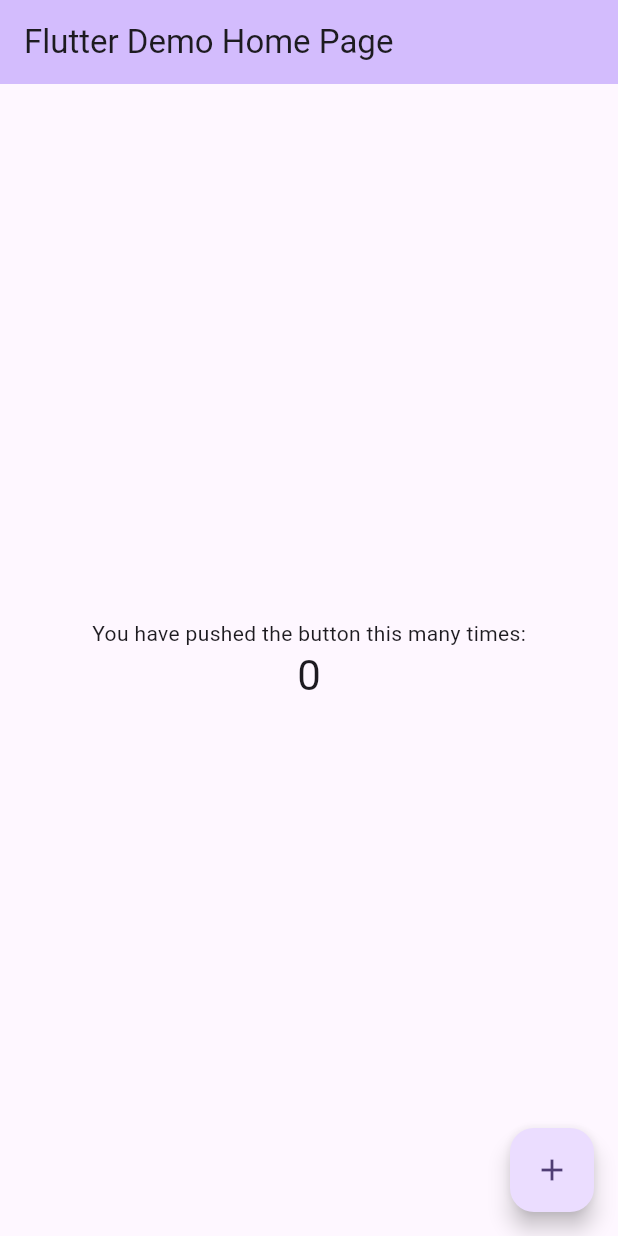
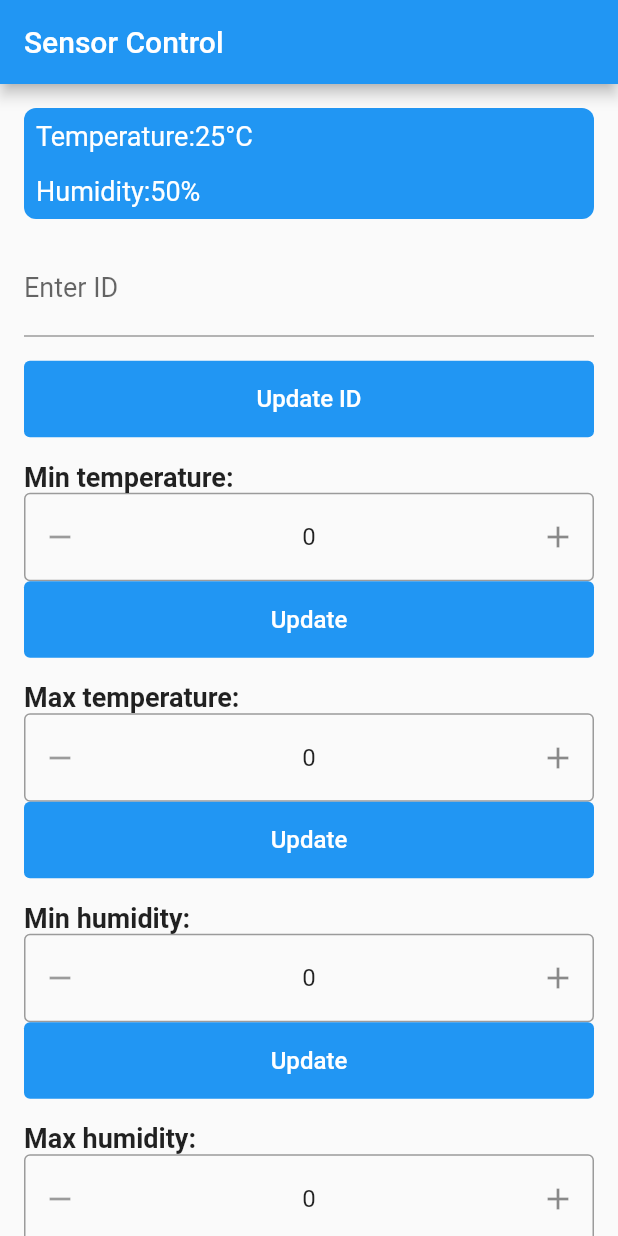
Before and after one commit to AndreeaMusca/IOCProject, a Flutter app: the screen it shows after launch, on a phone screen of 412 x 824 dp. Run offline on Flutter 3.47's test engine with Material 2 defaults, Android fonts, the light colour scheme and no system bars; drawn by our look-alikes of flutter_spinbox.

Commit message:
First version of UI

```diff
--- a/FlutterApp/lib/main.dart
+++ b/FlutterApp/lib/main.dart
@@ -1,125 +1,229 @@
 import 'package:flutter/material.dart';
+import 'package:flutter_spinbox/flutter_spinbox.dart';
+import 'package:http/http.dart' as http;
+
 
 void main() {
   runApp(const MyApp());
 }
 
 class MyApp extends StatelessWidget {
-  const MyApp({super.key});
+  const MyApp({Key? key}) : super(key: key);
 
-  // This widget is the root of your application.
   @override
   Widget build(BuildContext context) {
     return MaterialApp(
-      title: 'Flutter Demo',
+      title: 'Sensor Control App',
       theme: ThemeData(
-        // This is the theme of your application.
-        //
-        // TRY THIS: Try running your application with "flutter run". You'll see
-        // the application has a blue toolbar. Then, without quitting the app,
-        // try changing the seedColor in the colorScheme below to Colors.green
-        // and then invoke "hot reload" (save your changes or press the "hot
-        // reload" button in a Flutter-supported IDE, or press "r" if you used
-        // the command line to start the app).
-        //
-        // Notice that the counter didn't reset back to zero; the application
-        // state is not lost during the reload. To reset the state, use hot
-        // restart instead.
-        //
-        // This works for code too, not just values: Most code changes can be
-        // tested with just a hot reload.
-        colorScheme: ColorScheme.fromSeed(seedColor: Colors.deepPurple),
-        useMaterial3: true,
+        primarySwatch: Colors.blue,
       ),
-      home: const MyHomePage(title: 'Flutter Demo Home Page'),
+      home: const MyHomePage(),
     );
   }
 }
 
 class MyHomePage extends StatefulWidget {
-  const MyHomePage({super.key, required this.title});
-
-  // This widget is the home page of your application. It is stateful, meaning
-  // that it has a State object (defined below) that contains fields that affect
-  // how it looks.
-
-  // This class is the configuration for the state. It holds the values (in this
-  // case the title) provided by the parent (in this case the App widget) and
-  // used by the build method of the State. Fields in a Widget subclass are
-  // always marked "final".
-
-  final String title;
+  const MyHomePage({Key? key}) : super(key: key);
 
   @override
-  State<MyHomePage> createState() => _MyHomePageState();
+  _MyHomePageState createState() => _MyHomePageState();
 }
 
 class _MyHomePageState extends State<MyHomePage> {
-  int _counter = 0;
-
-  void _incrementCounter() {
-    setState(() {
-      // This call to setState tells the Flutter framework that something has
-      // changed in this State, which causes it to rerun the build method below
-      // so that the display can reflect the updated values. If we changed
-      // _counter without calling setState(), then the build method would not be
-      // called again, and so nothing would appear to happen.
-      _counter++;
-    });
-  }
+  String selectedBuzzerOption = 'Option 1';
+  String selectedMotorOption = 'Option A';
+  ValueNotifier<double> spinBox1Value = ValueNotifier(0);
+  ValueNotifier<double> spinBox2Value = ValueNotifier(0);
+  ValueNotifier<double> spinBox3Value = ValueNotifier(0);
+  ValueNotifier<double> spinBox4Value = ValueNotifier(0);
+  TextEditingController idController = TextEditingController();
 
   @override
   Widget build(BuildContext context) {
-    // This method is rerun every time setState is called, for instance as done
-    // by the _incrementCounter method above.
-    //
-    // The Flutter framework has been optimized to make rerunning build methods
-    // fast, so that you can just rebuild anything that needs updating rather
-    // than having to individually change instances of widgets.
     return Scaffold(
       appBar: AppBar(
-        // TRY THIS: Try changing the color here to a specific color (to
-        // Colors.amber, perhaps?) and trigger a hot reload to see the AppBar
-        // change color while the other colors stay the same.
-        backgroundColor: Theme.of(context).colorScheme.inversePrimary,
-        // Here we take the value from the MyHomePage object that was created by
-        // the App.build method, and use it to set our appbar title.
-        title: Text(widget.title),
+        title: const Text('Sensor Control'),
       ),
-      body: Center(
-        // Center is a layout widget. It takes a single child and positions it
-        // in the middle of the parent.
-        child: Column(
-          // Column is also a layout widget. It takes a list of children and
-          // arranges them vertically. By default, it sizes itself to fit its
-          // children horizontally, and tries to be as tall as its parent.
-          //
-          // Column has various properties to control how it sizes itself and
-          // how it positions its children. Here we use mainAxisAlignment to
-          // center the children vertically; the main axis here is the vertical
-          // axis because Columns are vertical (the cross axis would be
-          // horizontal).
-          //
-          // TRY THIS: Invoke "debug painting" (choose the "Toggle Debug Paint"
-          // action in the IDE, or press "p" in the console), to see the
-          // wireframe for each widget.
-          mainAxisAlignment: MainAxisAlignment.center,
-          children: <Widget>[
-            const Text(
-              'You have pushed the button this many times:',
-            ),
-            Text(
-              '$_counter',
-              style: Theme.of(context).textTheme.headlineMedium,
-            ),
-          ],
+      body: SingleChildScrollView(
+        child: Padding(
+          padding: const EdgeInsets.all(16.0),
+          child: Column(
+            crossAxisAlignment: CrossAxisAlignment.start,
+            children: [
+              Container(
+                padding: const EdgeInsets.all(8.0),
+                decoration: BoxDecoration(
+                  color: Colors.blue,
+                  borderRadius: BorderRadius.circular(8.0),
+                ),
+                child: const Column(
+                  crossAxisAlignment: CrossAxisAlignment.start,
+                  children: [
+                    Row(
+                      children: [
+                        Text(
+                          'Temperature:',
+                          style: TextStyle(fontSize: 18, color: Colors.white),
+                        ),
+                        Text(
+                          '25°C',
+                          style: TextStyle(fontSize: 18, color: Colors.white),
+                        ),
+                      ],
+                    ),
+                    SizedBox(height: 16),
+                    Row(
+                      children: [
+                        Text(
+                          'Humidity:',
+                          style: TextStyle(fontSize: 18, color: Colors.white),
+                        ),
+                        Text(
+                          '50%',
+                          style: TextStyle(fontSize: 18, color: Colors.white),
+                        ),
+                      ],
+                    ),
+                  ],
+                ),
+              ),
+              const SizedBox(height: 16),
+
+              TextField(
+                controller: idController,
+                style: const TextStyle(fontSize: 18),
+                decoration: const InputDecoration(
+                  labelText: 'Enter ID',
+                  labelStyle: TextStyle(fontSize: 18),
+                ),
+              ),
+              const SizedBox(height: 16),
+
+              SizedBox(
+                width: double.infinity,
+                child: TextButton(
+                  onPressed: () {
+                    print('Update ID pressed');
+                  },
+                  style: TextButton.styleFrom(
+                    backgroundColor: Colors.blue,
+                    primary: Colors.white,
+                    padding: const EdgeInsets.symmetric(vertical: 16.0),
+                  ),
+                  child: const Text(
+                    'Update ID',
+                    style: TextStyle(fontSize: 16),
+                  ),
+                ),
+              ),
+              const SizedBox(height: 16),
+
+              buildSpinBoxWithButton(spinBox1Value, 'Min temperature', spinBox2Value.value, spinBox2Value),
+              buildSpinBoxWithButton(spinBox2Value, 'Max temperature', spinBox1Value.value, spinBox1Value),
+              buildSpinBoxWithButton(spinBox3Value, 'Min humidity', spinBox4Value.value, spinBox4Value),
+              buildSpinBoxWithButton(spinBox4Value, 'Max humidity', spinBox3Value.value, spinBox3Value),
+
+              const SizedBox(height: 16),
+              buildButtonUnderDropdown('Buzzer', ['Option 1', 'Option 2', 'Option 3'], selectedBuzzerOption, (String? newValue) {
+                setState(() {
+                  selectedBuzzerOption = newValue!;
+                });
+              }),
+              const SizedBox(height: 16),
+              buildButtonUnderDropdown('Motor', ['Option A', 'Option B'], selectedMotorOption, (String? newValue) {
+                setState(() {
+                  selectedMotorOption = newValue!;
+                });
+              }),
+            ],
+          ),
         ),
       ),
-      floatingActionButton: FloatingActionButton(
-        onPressed: _incrementCounter,
-        tooltip: 'Increment',
-        child: const Icon(Icons.add),
-      ), // This trailing comma makes auto-formatting nicer for build methods.
+    );
+  }
+
+  Column buildSpinBoxWithButton(ValueNotifier<double> spinBoxValue, String label, double maxValue, ValueNotifier<double> oppositeSpinBoxValue) {
+    return Column(
+      crossAxisAlignment: CrossAxisAlignment.start,
+      children: [
+        Text(
+          '$label:',
+          style: const TextStyle(fontSize: 18, fontWeight: FontWeight.bold),
+        ),
+        SpinBox(
+          value: spinBoxValue.value,
+          onChanged: (value) {
+            if (value <= maxValue && value <= oppositeSpinBoxValue.value) {
+              spinBoxValue.value = value;
+            } else {
+              print('Value cannot be higher than Max value');
+            }
+          },
+        ),
+        SizedBox(
+          width: double.infinity,
+          child: TextButton(
+            onPressed: () {
+              print('Button pressed for $label');
+            },
+            style: TextButton.styleFrom(
+              backgroundColor: Colors.blue,
+              primary: Colors.white,
+              padding: const EdgeInsets.symmetric(vertical: 16.0),
+            ),
+            child: const Text(
+              'Update',
+              style: TextStyle(fontSize: 16),
+            ),
+          ),
+        ),
+        const SizedBox(height: 16),
+      ],
+    );
+  }
+
+  Widget buildButtonUnderDropdown(String label, List<String> options, String selectedValue, void Function(String?) onChanged) {
+    return Column(
+      crossAxisAlignment: CrossAxisAlignment.start,
+      children: [
+        Text(
+          '$label:',
+          style: const TextStyle(fontSize: 18, fontWeight: FontWeight.bold),
+        ),
+        SizedBox(
+          width: double.infinity,
+          child: DropdownButton<String>(
+            value: selectedValue,
+            onChanged: onChanged,
+            items: options
+                .map<DropdownMenuItem<String>>((String value) {
+              return DropdownMenuItem<String>(
+                value: value,
+                child: Text(value, style: const TextStyle(fontSize: 16)),
+              );
+            })
+                .toList(),
+          ),
+        ),
+        SizedBox(
+          width: double.infinity,
+          child: TextButton(
+            onPressed: () {
+              print('Button pressed for $label');
+            },
+            style: TextButton.styleFrom(
+              backgroundColor: Colors.blue,
+              primary: Colors.white,
+              padding: const EdgeInsets.symmetric(vertical: 16.0),
+            ),
+            child: const Text(
+              'Update',
+              style: TextStyle(fontSize: 16),
+            ),
+          ),
+        ),
+        const SizedBox(height: 16),
+      ],
     );
   }
 }
--- a/FlutterApp/pubspec.yaml
+++ b/FlutterApp/pubspec.yaml
@@ -35,6 +35,8 @@ dependencies:
   # The following adds the Cupertino Icons font to your application.
   # Use with the CupertinoIcons class for iOS style icons.
   cupertino_icons: ^1.0.2
+  flutter_spinbox: ^0.13.1
+  http: ^1.1.0
 
 dev_dependencies:
   flutter_test:
```
Also changed, not shown: FlutterApp/pubspec.lock.
